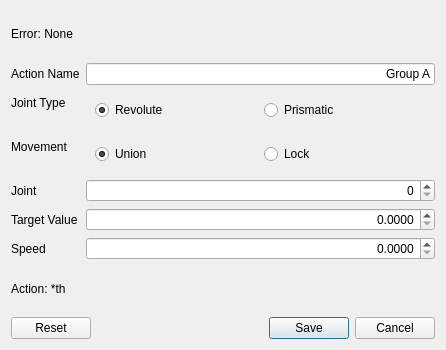
This is JointPopup.ui in DatTran262/DO_AN as Qt 5 draws it before an edit. The edited form follows.
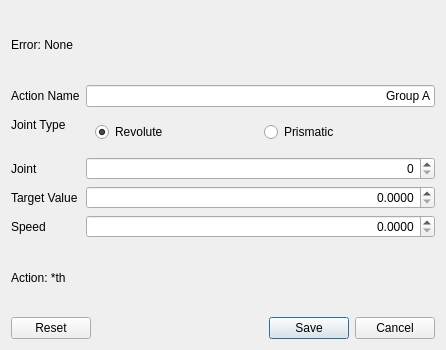
This is the edited form. Icons and pictures are not drawn.

Diff of the .ui file:
```diff
--- a/JointPopup.ui
+++ b/JointPopup.ui
@@ -103,59 +103,13 @@
       </widget>
      </item>
      <item row="2" column="0">
-      <widget class="QLabel" name="label_5">
-       <property name="text">
-        <string>Movement</string>
-       </property>
-      </widget>
-     </item>
-     <item row="2" column="1">
-      <widget class="QFrame" name="frame">
-       <layout class="QHBoxLayout" name="horizontalLayout_2">
-        <item>
-         <widget class="QRadioButton" name="UnionRadioButton">
-          <property name="text">
-           <string>Union</string>
-          </property>
-          <property name="icon">
-           <iconset>
-            <selectedon>chain.png</selectedon>
-           </iconset>
-          </property>
-          <property name="iconSize">
-           <size>
-            <width>20</width>
-            <height>20</height>
-           </size>
-          </property>
-          <property name="checked">
-           <bool>true</bool>
-          </property>
-         </widget>
-        </item>
-        <item>
-         <widget class="QRadioButton" name="LockRadioButton">
-          <property name="text">
-           <string>Lock</string>
-          </property>
-          <property name="icon">
-           <iconset>
-            <selectedon>lock.png</selectedon>
-           </iconset>
-          </property>
-         </widget>
-        </item>
-       </layout>
-      </widget>
-     </item>
-     <item row="3" column="0">
       <widget class="QLabel" name="label_3">
        <property name="text">
         <string>Joint</string>
        </property>
       </widget>
      </item>
-     <item row="3" column="1">
+     <item row="2" column="1">
       <widget class="QSpinBox" name="JointhValue">
        <property name="alignment">
         <set>Qt::AlignRight|Qt::AlignTrailing|Qt::AlignVCenter</set>
@@ -165,14 +119,14 @@
        </property>
       </widget>
      </item>
-     <item row="4" column="0">
+     <item row="3" column="0">
       <widget class="QLabel" name="label_4">
        <property name="text">
         <string>Target Value</string>
        </property>
       </widget>
      </item>
-     <item row="4" column="1">
+     <item row="3" column="1">
       <widget class="QDoubleSpinBox" name="JointhTargetValue">
        <property name="alignment">
         <set>Qt::AlignRight|Qt::AlignTrailing|Qt::AlignVCenter</set>
@@ -185,14 +139,14 @@
        </property>
       </widget>
      </item>
-     <item row="5" column="0">
+     <item row="4" column="0">
       <widget class="QLabel" name="label_6">
        <property name="text">
         <string>Speed</string>
        </property>
       </widget>
      </item>
-     <item row="5" column="1">
+     <item row="4" column="1">
       <widget class="QDoubleSpinBox" name="SpeedValue">
        <property name="alignment">
         <set>Qt::AlignRight|Qt::AlignTrailing|Qt::AlignVCenter</set>
```
